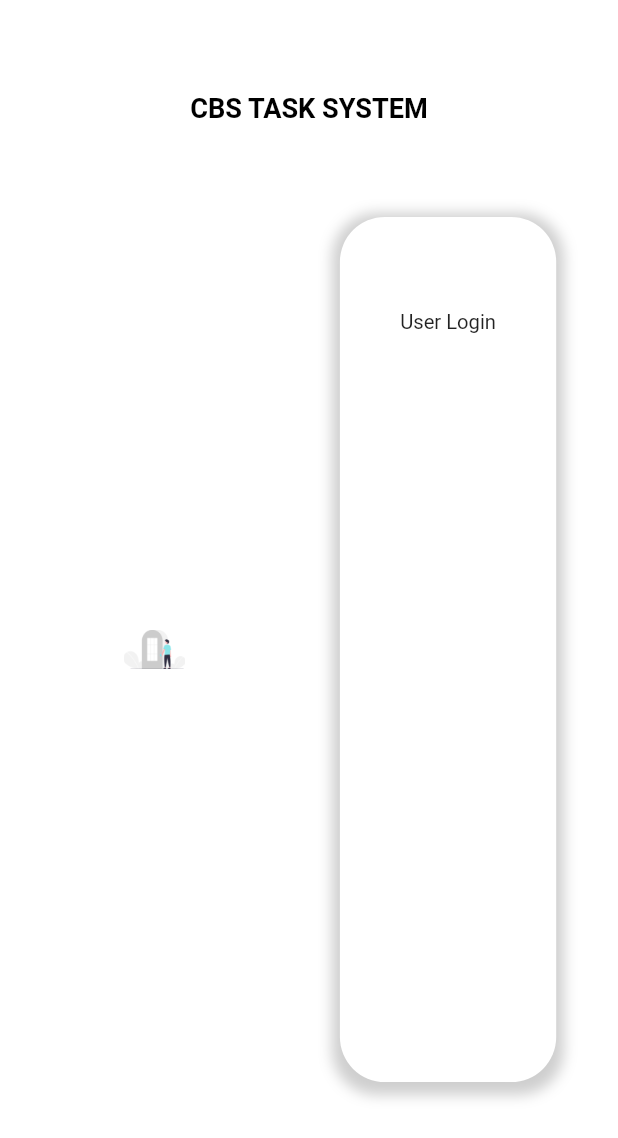
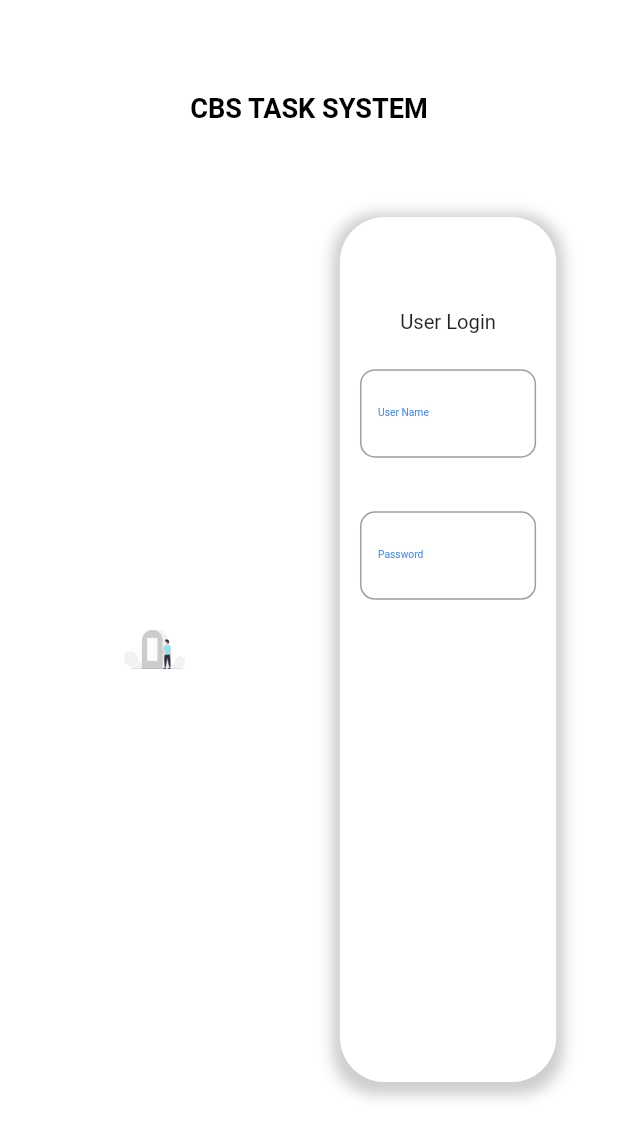
Before and after one commit to CBS-Developments/CBS-Task-System, a Flutter app: the screen it shows after launch, on a phone screen of 412 x 824 dp. Shown: the top 1138 px of the screen. Run offline on Flutter 3.47's test engine with Material 2 defaults, Android fonts, the phone set to English and light mode, and no system bars; missing offline and left inert: dart:js.

Commit message:
Text Feild Setup

```diff
--- a/task_system/lib/components/login_textfeild.dart
+++ b/task_system/lib/components/login_textfeild.dart
@@ -22,14 +22,15 @@ class LoginTextField extends StatelessWidget {
         textInputAction: TextInputAction.next,
         controller: controller,
         decoration: InputDecoration(
-            enabledBorder: const OutlineInputBorder(
+            enabledBorder:  OutlineInputBorder(
               borderSide: BorderSide(color: Colors.grey),
+              borderRadius: BorderRadius.circular(10.0),
             ),
             focusedBorder: OutlineInputBorder(
-              borderSide: BorderSide(color: Colors.green),
+              borderSide: BorderSide(color: Colors.blueAccent),
             ),
             labelText: labelText,
-            labelStyle: TextStyle(color: Colors.green,fontSize: getFontL(context))
+            labelStyle: TextStyle(color: Colors.blueAccent,fontSize: getFontL(context))
         ),
       ),
     );
--- a/task_system/lib/pages/login_page.dart
+++ b/task_system/lib/pages/login_page.dart
@@ -1,6 +1,8 @@
 import 'package:flutter/material.dart';
 import 'package:task_system/components/loginBox.dart';
 import 'package:task_system/sizes/loginPage_Sizes.dart';
+
+import '../components/login_textfeild.dart';
 
 class LoginPage extends StatelessWidget {
   const LoginPage({Key? key}) : super(key: key);
@@ -45,7 +47,18 @@ class LoginPage extends StatelessWidget {
                       Text(
                         'User Login',
                         style: TextStyle(fontSize: getFontXL(context)),
-                      )
+                      ),
+                      SizedBox(
+                        height: sizeBoxLHeight(context),
+                      ),
+
+                      LoginTextField(labelText: 'User Name',),
+
+                      SizedBox(
+                        height: sizeBoxMHeight(context),
+                      ),
+
+                      LoginTextField(labelText: 'Password',)
                     ],
                   ),
                 )
--- a/task_system/lib/sizes/loginPage_Sizes.dart
+++ b/task_system/lib/sizes/loginPage_Sizes.dart
@@ -46,7 +46,11 @@ double sizeBoxXLHeight(BuildContext context){
 }
 
 double sizeBoxLHeight(BuildContext context){
-  return (MediaQuery.of(context).size.height)*0.02;
+  return (MediaQuery.of(context).size.height)*0.025;
+}
+
+double sizeBoxMHeight(BuildContext context){
+  return (MediaQuery.of(context).size.height)*0.015;
 }
 
 double textFMargin(BuildContext context) {
```
